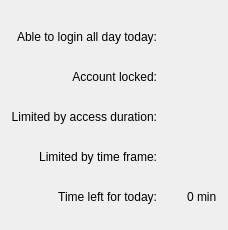
Above: src/kcm/ui/status.ui from simgunz/timekpr before the change. Below: the same form after it.
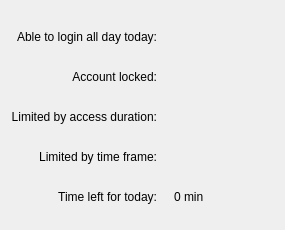
That is the form after the change. Custom widgets are drawn as their Qt base class.

Commit message: everything fixed up according to new ui

```diff
--- a/src/kcm/ui/status.ui
+++ b/src/kcm/ui/status.ui
@@ -146,6 +146,12 @@
    </item>
    <item row="10" column="2">
     <widget class="QLabel" name="lbTimeLeftStatus">
+     <property name="minimumSize">
+      <size>
+       <width>100</width>
+       <height>0</height>
+      </size>
+     </property>
      <property name="text">
       <string>0 min</string>
      </property>
```
Left out of the diff: 8 changed lines with no effect on the pictures. The commit also changes 5 other files.
